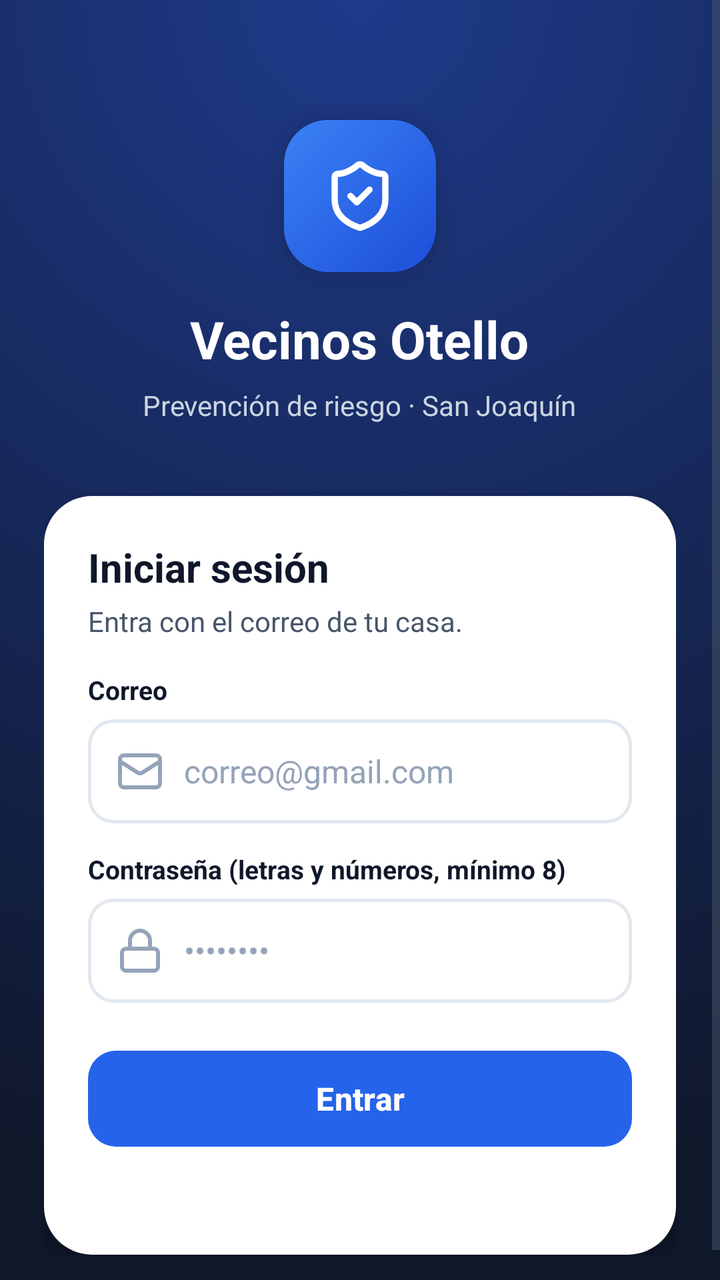
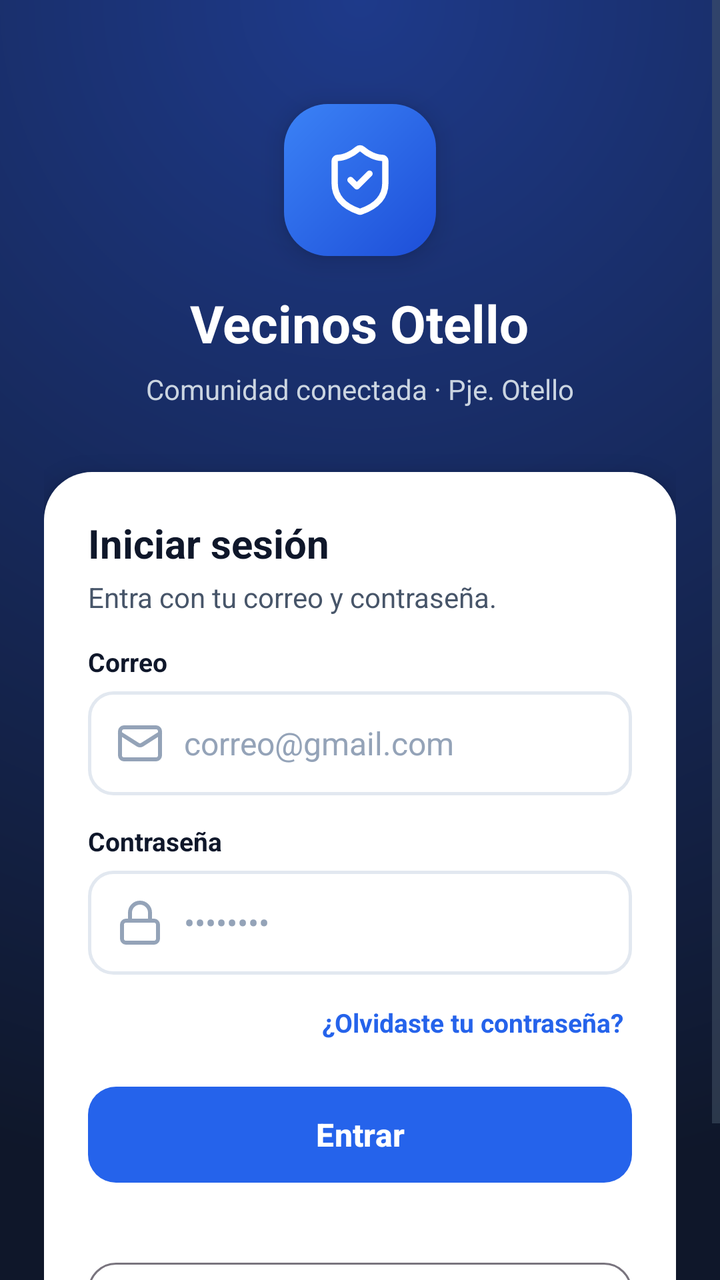

The first picture is an Android layout as it rendered before a commit; the second is the same layout after the commit. The layout source and the unified diff follow.
<!-- AndroidManifest.xml: activity theme Theme.VecinosOtello.Login -->
<!-- res/layout/activity_login.xml -->
<?xml version="1.0" encoding="utf-8"?>
<ScrollView xmlns:android="http://schemas.android.com/apk/res/android"
    xmlns:app="http://schemas.android.com/apk/res-auto"
    android:layout_width="match_parent"
    android:layout_height="match_parent"
    android:fillViewport="true"
    android:fitsSystemWindows="true">

    <LinearLayout
        android:layout_width="match_parent"
        android:layout_height="wrap_content"
        android:orientation="vertical"
        android:paddingHorizontal="22dp"
        android:paddingVertical="28dp">

        <FrameLayout
            android:layout_width="76dp"
            android:layout_height="76dp"
            android:layout_gravity="center_horizontal"
            android:layout_marginTop="32dp"
            android:background="@drawable/bg_escudo"
            android:elevation="8dp">

            <ImageView
                android:layout_width="38dp"
                android:layout_height="38dp"
                android:layout_gravity="center"
                android:importantForAccessibility="no"
                android:src="@drawable/ic_escudo"
                app:tint="@color/blanco" />
        </FrameLayout>

        <TextView
            android:layout_width="wrap_content"
            android:layout_height="wrap_content"
            android:layout_gravity="center_horizontal"
            android:layout_marginTop="16dp"
            android:text="@string/app_name"
            android:textColor="@color/blanco"
            android:textSize="26sp"
            android:textStyle="bold" />

        <TextView
            android:layout_width="wrap_content"
            android:layout_height="wrap_content"
            android:layout_gravity="center_horizontal"
            android:layout_marginTop="6dp"
            android:text="Prevención de riesgo · San Joaquín"
            android:textColor="#CBD5E1"
            android:textSize="14sp" />

        <LinearLayout
            android:layout_width="match_parent"
            android:layout_height="wrap_content"
            android:layout_marginTop="36dp"
            android:background="@drawable/bg_tarjeta"
            android:elevation="6dp"
            android:orientation="vertical"
            android:padding="22dp">

            <TextView
                style="@style/Titulo"
                android:layout_width="wrap_content"
                android:layout_height="wrap_content"
                android:text="Iniciar sesión"
                android:textSize="20sp" />

            <TextView
                style="@style/Subtitulo"
                android:layout_width="wrap_content"
                android:layout_height="wrap_content"
                android:layout_marginTop="4dp"
                android:text="Entra con el correo de tu casa."
                android:textSize="14sp" />

            <TextView
                android:layout_width="wrap_content"
                android:layout_height="wrap_content"
                android:layout_marginTop="16dp"
                android:labelFor="@id/correo"
                android:text="Correo"
                android:textColor="@color/texto"
                android:textSize="13sp"
                android:textStyle="bold" />

            <EditText
                android:id="@+id/correo"
                android:layout_width="match_parent"
                android:layout_height="52dp"
                android:layout_marginTop="6dp"
                android:autofillHints="emailAddress"
                android:background="@drawable/bg_campo"
                android:drawableStart="@drawable/ic_correo"
                android:drawablePadding="10dp"
                android:drawableTint="@color/texto_3"
                android:hint="correo@gmail.com"
                android:inputType="textEmailAddress"
                android:paddingHorizontal="14dp"
                android:textColor="@color/texto"
                android:textColorHint="@color/texto_3"
                android:textSize="16sp" />

            <TextView
                android:layout_width="wrap_content"
                android:layout_height="wrap_content"
                android:layout_marginTop="14dp"
                android:labelFor="@id/clave"
                android:text="Contraseña (letras y números, mínimo 8)"
                android:textColor="@color/texto"
                android:textSize="13sp"
                android:textStyle="bold" />

            <EditText
                android:id="@+id/clave"
                android:layout_width="match_parent"
                android:layout_height="52dp"
                android:layout_marginTop="6dp"
                android:autofillHints="password"
                android:background="@drawable/bg_campo"
                android:drawableStart="@drawable/ic_cerrado"
                android:drawablePadding="10dp"
                android:drawableTint="@color/texto_3"
                android:hint="••••••••"
                android:inputType="textPassword"
                android:maxLength="32"
                android:paddingHorizontal="14dp"
                android:textColor="@color/texto"
                android:textColorHint="@color/texto_3"
                android:textSize="16sp" />

            <com.google.android.material.button.MaterialButton
                android:id="@+id/entrar"
                android:layout_width="match_parent"
                android:layout_height="56dp"
                android:layout_marginTop="20dp"
                android:text="Entrar"
                android:textSize="16sp"
                android:textStyle="bold"
                app:cornerRadius="14dp" />

            <TextView
                android:id="@+id/error"
                android:layout_width="match_parent"
                android:layout_height="wrap_content"
                android:layout_marginTop="10dp"
                android:accessibilityLiveRegion="polite"
                android:minHeight="18dp"
                android:textColor="@color/peligro"
                android:textSize="13sp" />
        </LinearLayout>
    </LinearLayout>
</ScrollView>
<!-- resources referenced by this layout -->
<resources>
  <color name="blanco">#FFFFFF</color>
  <color name="peligro">#DC2626</color>
  <color name="texto">#0F172A</color>
  <color name="texto_3">#94A3B8</color>
  <!-- drawable bg_campo (drawable) -->
  <?xml version="1.0" encoding="utf-8"?>
  <selector xmlns:android="http://schemas.android.com/apk/res/android">
  <item android:state_focused="true"><shape><solid android:color="@color/blanco" /><corners android:radius="12dp" /><stroke android:width="2dp" android:color="@color/primario" /></shape></item>
  <item><shape><solid android:color="@color/blanco" /><corners android:radius="12dp" /><stroke android:width="1.5dp" android:color="@color/borde" /></shape></item>
  </selector>
  <!-- drawable bg_escudo (drawable) -->
  <?xml version="1.0" encoding="utf-8"?>
  <shape xmlns:android="http://schemas.android.com/apk/res/android">
  <gradient android:angle="315" android:startColor="#3B82F6" android:endColor="@color/primario_osc" /><corners android:radius="22dp" />
  </shape>
  <!-- drawable bg_tarjeta (drawable) -->
  <?xml version="1.0" encoding="utf-8"?>
  <shape xmlns:android="http://schemas.android.com/apk/res/android">
  <solid android:color="@color/blanco" /><corners android:radius="24dp" />
  </shape>
  <string name="app_name">Vecinos Otello</string>
  <style name="Subtitulo">
          <item name="android:textColor">@color/texto_2</item>
          <item name="android:textSize">13sp</item>
      </style>
  <style name="Titulo">
          <item name="android:textColor">@color/texto</item>
          <item name="android:textSize">18sp</item>
          <item name="android:textStyle">bold</item>
      </style>
  <style name="Theme.VecinosOtello.Login">
          <item name="android:windowBackground">@drawable/bg_login</item>
          <item name="android:statusBarColor">@color/marino_2</item>
          <item name="android:navigationBarColor">@color/marino</item>
          <item name="android:windowLightStatusBar">false</item>
      </style>
  <color name="primario">#2563EB</color>
  <color name="borde">#E2E8F0</color>
  <color name="primario_osc">#1D4ED8</color>
  <color name="texto_2">#475569</color>
  <!-- drawable bg_login (drawable) -->
  <?xml version="1.0" encoding="utf-8"?>
  <shape xmlns:android="http://schemas.android.com/apk/res/android">
  <gradient android:type="radial" android:gradientRadius="600dp" android:centerX="0.5" android:centerY="0" android:startColor="#1E3A8A" android:endColor="#0F172A" />
  </shape>
  <color name="marino_2">#1E3A8A</color>
  <color name="marino">#0F172A</color>
  <!-- unchanged entries left out for length: 3 -->
</resources>

<!-- the commit's change to res/layout/activity_login.xml (unified diff, before → after) -->
@@ -17,7 +17,7 @@
             android:layout_width="76dp"
             android:layout_height="76dp"
             android:layout_gravity="center_horizontal"
-            android:layout_marginTop="32dp"
+            android:layout_marginTop="24dp"
             android:background="@drawable/bg_escudo"
             android:elevation="8dp">
 
@@ -45,14 +45,14 @@
             android:layout_height="wrap_content"
             android:layout_gravity="center_horizontal"
             android:layout_marginTop="6dp"
-            android:text="Prevención de riesgo · San Joaquín"
+            android:text="Comunidad conectada · Pje. Otello"
             android:textColor="#CBD5E1"
             android:textSize="14sp" />
 
         <LinearLayout
             android:layout_width="match_parent"
             android:layout_height="wrap_content"
-            android:layout_marginTop="36dp"
+            android:layout_marginTop="32dp"
             android:background="@drawable/bg_tarjeta"
             android:elevation="6dp"
             android:orientation="vertical"
@@ -62,6 +62,7 @@
                 style="@style/Titulo"
                 android:layout_width="wrap_content"
                 android:layout_height="wrap_content"
+                android:accessibilityHeading="true"
                 android:text="Iniciar sesión"
                 android:textSize="20sp" />
 
@@ -70,69 +71,54 @@
                 android:layout_width="wrap_content"
                 android:layout_height="wrap_content"
                 android:layout_marginTop="4dp"
-                android:text="Entra con el correo de tu casa."
+                android:text="Entra con tu correo y contraseña."
                 android:textSize="14sp" />
 
             <TextView
-                android:layout_width="wrap_content"
-                android:layout_height="wrap_content"
-                android:layout_marginTop="16dp"
+                style="@style/Etiqueta"
                 android:labelFor="@id/correo"
-                android:text="Correo"
-                android:textColor="@color/texto"
-                android:textSize="13sp"
-                android:textStyle="bold" />
+                android:text="Correo" />
 
             <EditText
                 android:id="@+id/correo"
-                android:layout_width="match_parent"
-                android:layout_height="52dp"
-                android:layout_marginTop="6dp"
+                style="@style/Campo"
                 android:autofillHints="emailAddress"
-                android:background="@drawable/bg_campo"
                 android:drawableStart="@drawable/ic_correo"
-                android:drawablePadding="10dp"
-                android:drawableTint="@color/texto_3"
                 android:hint="correo@gmail.com"
-                android:inputType="textEmailAddress"
-                android:paddingHorizontal="14dp"
-                android:textColor="@color/texto"
-                android:textColorHint="@color/texto_3"
-                android:textSize="16sp" />
+                android:inputType="textEmailAddress" />
 
             <TextView
-                android:layout_width="wrap_content"
-                android:layout_height="wrap_content"
-                android:layout_marginTop="14dp"
+                style="@style/Etiqueta"
                 android:labelFor="@id/clave"
-                android:text="Contraseña (letras y números, mínimo 8)"
-                android:textColor="@color/texto"
-                android:textSize="13sp"
-                android:textStyle="bold" />
+                android:text="Contraseña" />
 
             <EditText
                 android:id="@+id/clave"
-                android:layout_width="match_parent"
-                android:layout_height="52dp"
-                android:layout_marginTop="6dp"
+                style="@style/Campo"
                 android:autofillHints="password"
-                android:background="@drawable/bg_campo"
                 android:drawableStart="@drawable/ic_cerrado"
-                android:drawablePadding="10dp"
-                android:drawableTint="@color/texto_3"
                 android:hint="••••••••"
                 android:inputType="textPassword"
-                android:maxLength="32"
-                android:paddingHorizontal="14dp"
-                android:textColor="@color/texto"
-                android:textColorHint="@color/texto_3"
-                android:textSize="16sp" />
+                android:maxLength="64" />
+
+            <TextView
+                android:id="@+id/olvide"
+                android:layout_width="wrap_content"
+                android:layout_height="48dp"
+                android:layout_gravity="end"
+                android:background="?attr/selectableItemBackground"
+                android:gravity="center_vertical"
+                android:paddingHorizontal="4dp"
+                android:text="¿Olvidaste tu contraseña?"
+                android:textColor="@color/primario"
+                android:textSize="13sp"
+                android:textStyle="bold" />
 
             <com.google.android.material.button.MaterialButton
                 android:id="@+id/entrar"
                 android:layout_width="match_parent"
                 android:layout_height="56dp"
-                android:layout_marginTop="20dp"
+                android:layout_marginTop="4dp"
                 android:text="Entrar"
                 android:textSize="16sp"
                 android:textStyle="bold"
@@ -147,6 +133,16 @@
                 android:minHeight="18dp"
                 android:textColor="@color/peligro"
                 android:textSize="13sp" />
+
+            <com.google.android.material.button.MaterialButton
+                android:id="@+id/registrarme"
+                style="@style/Widget.Material3.Button.OutlinedButton"
+                android:layout_width="match_parent"
+                android:layout_height="52dp"
+                android:layout_marginTop="4dp"
+                android:text="Crear una cuenta"
+                android:textStyle="bold"
+                app:cornerRadius="14dp" />
         </LinearLayout>
     </LinearLayout>
 </ScrollView>
<!-- resource entries referenced after the edit -->
@@ -21,6 +21,26 @@
   <solid android:color="@color/blanco" /><corners android:radius="24dp" />
   </shape>
   <string name="app_name">Vecinos Otello</string>
+  <style name="Campo">
+          <item name="android:layout_width">match_parent</item>
+          <item name="android:layout_height">52dp</item>
+          <item name="android:layout_marginTop">6dp</item>
+          <item name="android:background">@drawable/bg_campo</item>
+          <item name="android:drawablePadding">10dp</item>
+          <item name="android:drawableTint">@color/texto_3</item>
+          <item name="android:paddingHorizontal">14dp</item>
+          <item name="android:textColor">@color/texto</item>
+          <item name="android:textColorHint">@color/texto_3</item>
+          <item name="android:textSize">16sp</item>
+      </style>
+  <style name="Etiqueta">
+          <item name="android:layout_width">wrap_content</item>
+          <item name="android:layout_height">wrap_content</item>
+          <item name="android:layout_marginTop">14dp</item>
+          <item name="android:textColor">@color/texto</item>
+          <item name="android:textSize">13sp</item>
+          <item name="android:textStyle">bold</item>
+      </style>
   <style name="Subtitulo">
           <item name="android:textColor">@color/texto_2</item>
           <item name="android:textSize">13sp</item>
